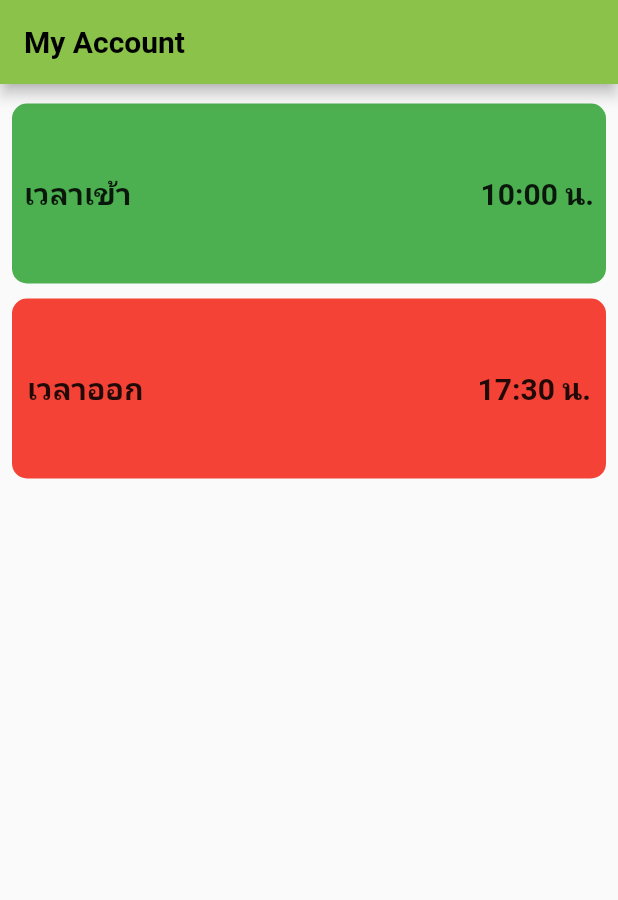
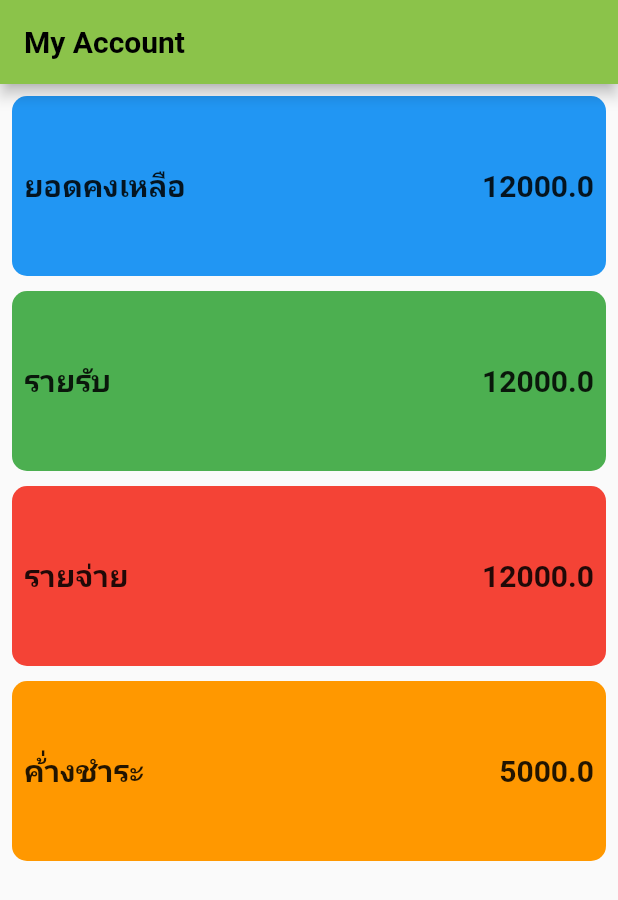
Before and after one commit to Kevinfame007/Learn-Flutter, a Flutter app: the screen it shows after launch, on a phone screen of 412 x 824 dp. Shown: the top 900 px of the screen. Run offline on Flutter 3.47's test engine with Material 2 defaults, Android fonts, the phone set to English and light mode, and no system bars.

Commit message:
learn how to create your own template widget
learn how to create your own template widget and use it

```diff
--- /dev/null
+++ b/learn_flutter/lib/InfoBox.dart
@@ -0,0 +1,44 @@
+import 'package:flutter/material.dart';
+
+//Create Your Own Template Contrainer
+class InfoBox extends StatelessWidget {
+
+  String title;
+  double amount;
+  Color color;
+  double size;
+
+  InfoBox(this.title,this.amount,this.color,this.size);
+
+  @override
+  Widget build(BuildContext context) {
+    return Container(
+      padding: const EdgeInsets.all(8.0),
+      decoration:
+          BoxDecoration(color: color, borderRadius: BorderRadius.circular(10)),
+      height: size,
+      child: Row(
+        crossAxisAlignment: CrossAxisAlignment.center,
+        children: [
+          Text(
+            title,
+            style: TextStyle(
+              fontSize: 20,
+              fontWeight: FontWeight.bold,
+            ),
+          ),
+          Expanded(
+            child: Text(
+              amount.toString(),
+              style: TextStyle(
+                fontSize: 20,
+                fontWeight: FontWeight.bold,
+              ),
+              textAlign: TextAlign.right,
+            ),
+          ),
+        ],
+      ),
+    );
+  }
+}
--- a/learn_flutter/lib/main.dart
+++ b/learn_flutter/lib/main.dart
@@ -1,7 +1,7 @@
 import 'dart:ui';
 
 import 'package:flutter/material.dart';
-import 'PdMenu.dart';
+import 'InfoBox.dart';
 
 void main() {
   runApp(MyApp());
@@ -61,66 +61,13 @@ class _MyHomePageState extends State<MyHomePage>
         padding: const EdgeInsets.all(8.0),
         child: Column(
           children: [
-            SizedBox(height: 5,),
-            Container(
-              padding: const EdgeInsets.all(8.0),
-              decoration: BoxDecoration(
-                  color: Colors.green,
-                  borderRadius: BorderRadius.circular(10)),
-              height: 120,
-              child: Row(
-                crossAxisAlignment: CrossAxisAlignment.center,
-                children: [
-                  Text(
-                    "เวลาเข้า ",
-                    style: TextStyle(
-                      fontSize: 20,
-                      fontWeight: FontWeight.bold,
-                    ),
-                  ),
-                  Expanded(
-                    child: Text(
-                      " 10:00 น.",
-                      style: TextStyle(
-                        fontSize: 20,
-                        fontWeight: FontWeight.bold,
-                      ),
-                      textAlign: TextAlign.right,
-                    ),
-                  ),
-                ],
-              ),
-            ),
+            InfoBox("ยอดคงเหลือ", 12000, Colors.blue, 120),
             SizedBox(height: 10,),
-            Container(
-              padding: const EdgeInsets.all(10.0),
-              decoration: BoxDecoration(
-                  color: Colors.red,
-                  borderRadius: BorderRadius.circular(10)),
-              height: 120,
-              child: Row(
-                crossAxisAlignment: CrossAxisAlignment.center,
-                children: [
-                  Text(
-                    "เวลาออก ",
-                    style: TextStyle(
-                      fontSize: 20,
-                      fontWeight: FontWeight.bold,
-                    ),
-                  ),
-                  Expanded(
-                    child: Text(
-                      " 17:30 น.",
-                      style: TextStyle(
-                        fontSize: 20,
-                        fontWeight: FontWeight.bold,
-                      ),
-                      textAlign: TextAlign.right,
-                    ),
-                  ),
-                ],
-              ),
-            ),
+            InfoBox("รายรับ", 12000, Colors.green, 120),
+            SizedBox(height: 10,),
+            InfoBox("รายจ่าย", 12000, Colors.red, 120),
+            SizedBox(height: 10,),
+            InfoBox("ค้่างชำระ", 5000, Colors.orange, 120),
           ],
         ),
       ),
```
